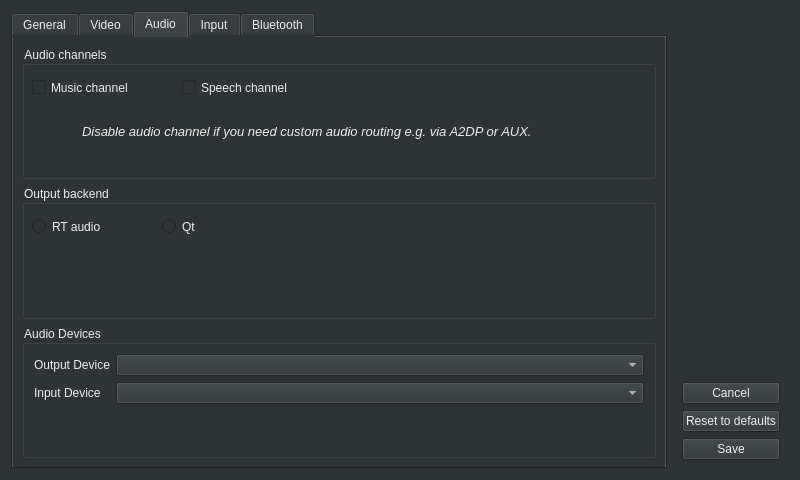
Before: the Qt Designer form src/autoapp/UI/settingswindow.ui in waj334/openauto, drawn with Qt 5.
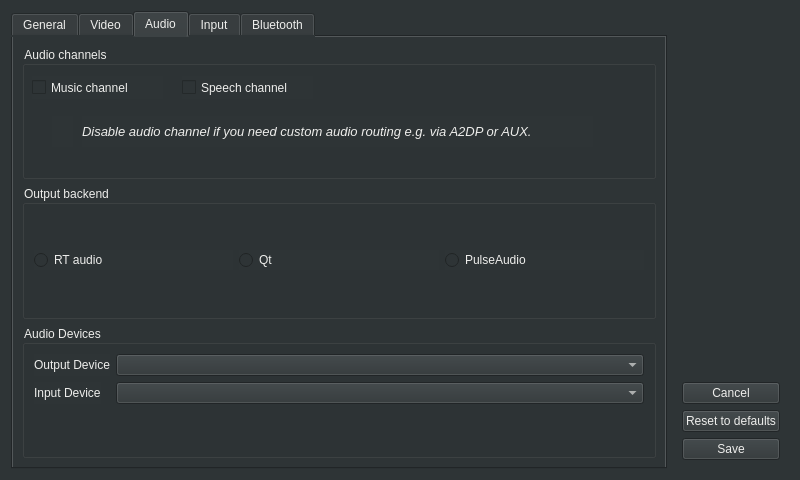
After: the same form once the commit is applied. Icons and pictures are not drawn.

What changed in the file:
```diff
--- a/src/autoapp/UI/settingswindow.ui
+++ b/src/autoapp/UI/settingswindow.ui
@@ -445,32 +445,29 @@
          <property name="title">
           <string>Output backend</string>
          </property>
+         <layout class="QHBoxLayout" name="horizontalLayout_2">
+          <item>
          <widget class="QRadioButton" name="radioButtonRtAudio">
-          <property name="geometry">
-           <rect>
-            <x>10</x>
-            <y>30</y>
-            <width>112</width>
-            <height>23</height>
-           </rect>
-          </property>
           <property name="text">
            <string>RT audio</string>
           </property>
          </widget>
+          </item>
+          <item>
          <widget class="QRadioButton" name="radioButtonQtAudio">
-          <property name="geometry">
-           <rect>
-            <x>140</x>
-            <y>30</y>
-            <width>112</width>
-            <height>23</height>
-           </rect>
-          </property>
           <property name="text">
            <string>Qt</string>
           </property>
          </widget>
+          </item>
+          <item>
+           <widget class="QRadioButton" name="radioButtonPulseAudio">
+            <property name="text">
+             <string>PulseAudio</string>
+            </property>
+           </widget>
+          </item>
+         </layout>
         </widget>
        </item>
        <item>
```
Lines whose indentation alone changed are shown as unchanged.
